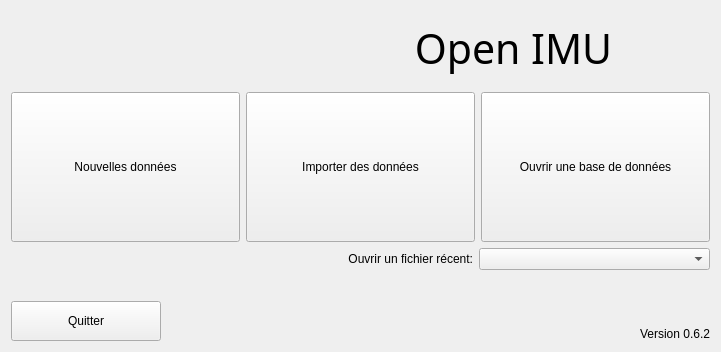
introlab/OpenIMU, file python/resources/ui/StartDialog.ui: the form before one commit.
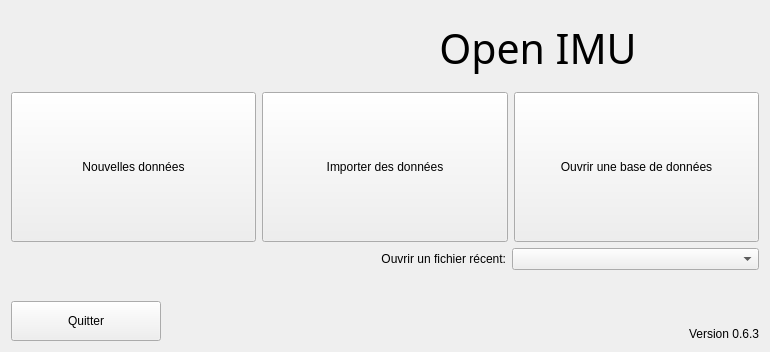
The form after the commit. Icons and pictures are not drawn.

Patch:
```diff
--- a/python/resources/ui/StartDialog.ui
+++ b/python/resources/ui/StartDialog.ui
@@ -9,7 +9,7 @@
    <rect>
     <x>0</x>
     <y>0</y>
-    <width>721</width>
+    <width>770</width>
     <height>352</height>
    </rect>
   </property>
@@ -319,7 +319,7 @@
         </sizepolicy>
        </property>
        <property name="text">
-        <string>Version 0.6.2</string>
+        <string>Version 0.6.3</string>
        </property>
        <property name="alignment">
         <set>Qt::AlignBottom|Qt::AlignRight|Qt::AlignTrailing</set>
```
